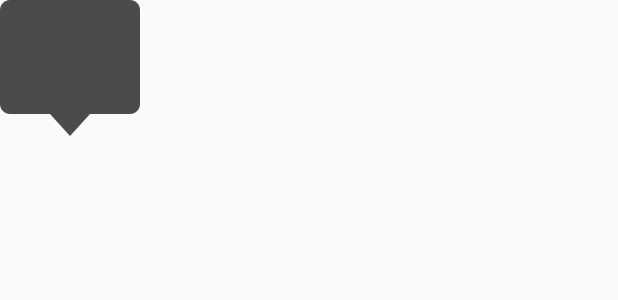
After one commit to keezh/wuxibusApp, an Android app: the layout interchange_map_info.xml on its own in the app's theme, with its tools: preview values and no code run, on a phone screen of 412 x 824 dp. The commit adds this screen. Shown: the top 300 px of the screen. Run offline under Robolectric (Android 15) with nearby library versions, the phone set to English and light mode, and no system bars.

Commit message:
换乘地图显示

```diff
--- /dev/null
+++ b/app/src/main/res/layout/interchange_map_info.xml
@@ -0,0 +1,24 @@
+<?xml version="1.0" encoding="utf-8"?>
+<LinearLayout xmlns:android="http://schemas.android.com/apk/res/android"
+    android:orientation="vertical" android:layout_width="wrap_content"
+    android:layout_height="wrap_content"
+    android:background="@drawable/map_tooltip"
+    android:gravity="center_horizontal"
+    >
+    <TextView
+        android:id="@+id/title001"
+        android:layout_width="wrap_content"
+        android:layout_height="wrap_content"
+        android:textSize="14sp"
+        android:textColor="@color/white_text"
+
+        />
+    <TextView
+        android:id="@+id/title002"
+        android:layout_width="wrap_content"
+        android:layout_height="wrap_content"
+        android:textSize="14sp"
+        android:textColor="@color/white_text"
+        />
+
+</LinearLayout>
```
Also changed, not shown: app/src/main/java/com/wuxibus/app/activity/InterchangeMapActivity.java (+85 -8 lines).
